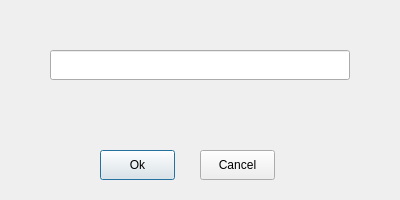
First picture: the form in getpassworddialog.ui, repository as070700/Noteapp, before the edit.
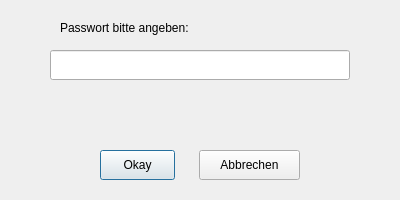
Second picture: the form after the edit. Icons and pictures are not drawn.

Patch:
```diff
--- a/getpassworddialog.ui
+++ b/getpassworddialog.ui
@@ -36,20 +36,63 @@
     </rect>
    </property>
    <property name="text">
-    <string>Ok</string>
+    <string>Okay</string>
+   </property>
+   <property name="icon">
+    <iconset theme="QIcon::ThemeIcon::SyncSynchronizing"/>
    </property>
   </widget>
   <widget class="QPushButton" name="cancelButton_getpassworddialog">
    <property name="geometry">
     <rect>
-     <x>200</x>
+     <x>199</x>
      <y>150</y>
-     <width>75</width>
+     <width>101</width>
      <height>30</height>
     </rect>
    </property>
+   <property name="sizePolicy">
+    <sizepolicy hsizetype="Minimum" vsizetype="Fixed">
+     <horstretch>0</horstretch>
+     <verstretch>0</verstretch>
+    </sizepolicy>
+   </property>
+   <property name="tabletTracking">
+    <bool>false</bool>
+   </property>
+   <property name="acceptDrops">
+    <bool>false</bool>
+   </property>
+   <property name="layoutDirection">
+    <enum>Qt::LayoutDirection::LeftToRight</enum>
+   </property>
    <property name="text">
-    <string>Cancel</string>
+    <string>Abbrechen</string>
+   </property>
+   <property name="icon">
+    <iconset theme="QIcon::ThemeIcon::EditUndo"/>
+   </property>
+   <property name="autoDefault">
+    <bool>true</bool>
+   </property>
+   <property name="default">
+    <bool>false</bool>
+   </property>
+   <property name="flat">
+    <bool>false</bool>
+   </property>
+  </widget>
+  <widget class="QLabel" name="label">
+   <property name="geometry">
+    <rect>
+     <x>60</x>
+     <y>20</y>
+     <width>211</width>
+     <height>16</height>
+    </rect>
+   </property>
+   <property name="text">
+    <string>Passwort bitte angeben: </string>
    </property>
   </widget>
  </widget>
```
